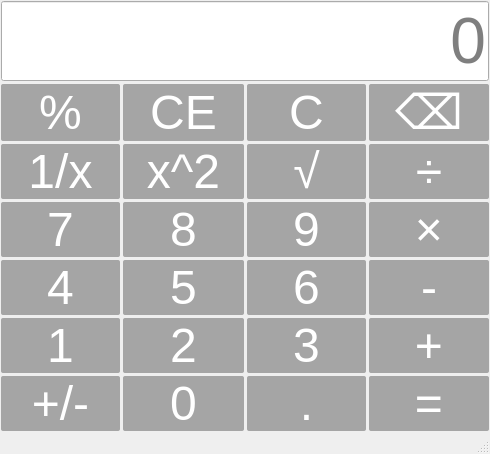
The window that mainwindow.ui (douhaoYaz/Qt-Project) describes before a commit, drawn with Qt 5.
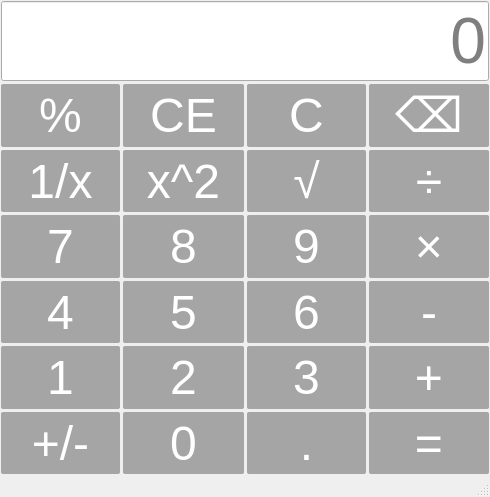
The same window after the commit.

Commit message: step6:键盘事件处理

The edit to the form file:
```diff
--- a/mainwindow.ui
+++ b/mainwindow.ui
@@ -7,7 +7,7 @@
     <x>0</x>
     <y>0</y>
     <width>490</width>
-    <height>441</height>
+    <height>497</height>
    </rect>
   </property>
   <property name="windowTitle">
```
Left out of the diff: 2 changed lines with no effect on the pictures. The commit also changes 2 other files.
